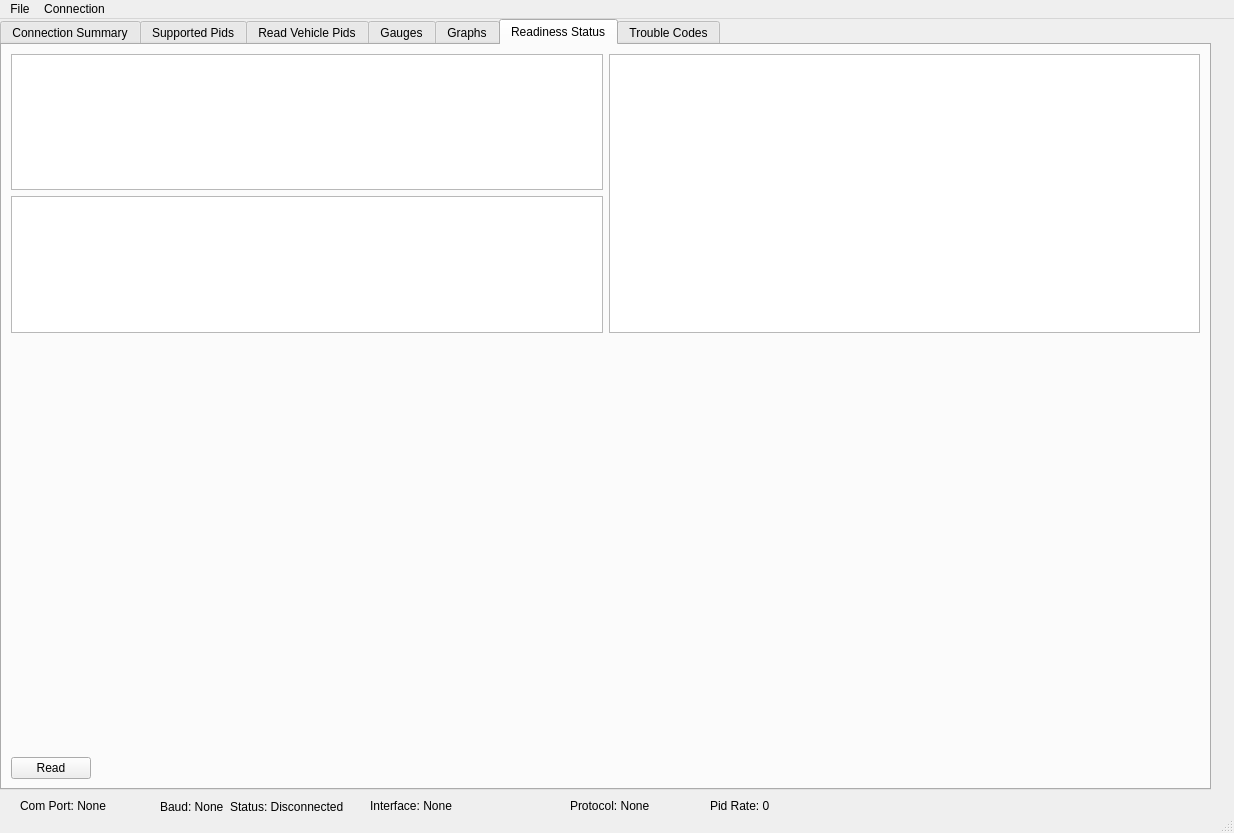
Before: the Qt Designer form mainwindow.ui in malcom2073/obdtool, drawn with Qt 5.
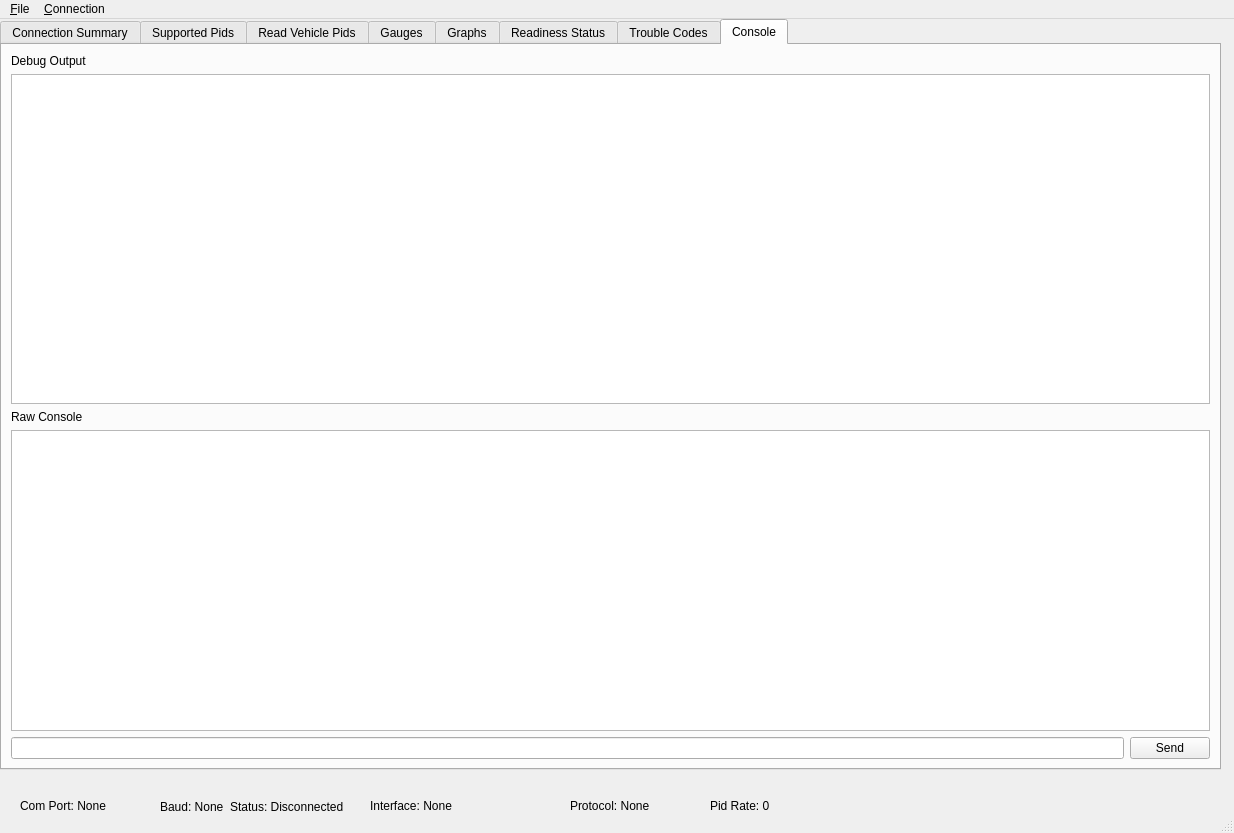
After: the same form once the commit is applied.

Diff of the .ui file:
```diff
--- a/mainwindow.ui
+++ b/mainwindow.ui
@@ -19,12 +19,12 @@
      <rect>
       <x>0</x>
       <y>0</y>
-      <width>1211</width>
-      <height>771</height>
+      <width>1221</width>
+      <height>751</height>
      </rect>
     </property>
     <property name="currentIndex">
-     <number>5</number>
+     <number>7</number>
     </property>
     <widget class="QWidget" name="tab">
      <attribute name="title">
@@ -235,6 +235,55 @@
       </property>
      </widget>
     </widget>
+    <widget class="QWidget" name="tab_6">
+     <attribute name="title">
+      <string>Console</string>
+     </attribute>
+     <layout class="QVBoxLayout" name="verticalLayout_11">
+      <item>
+       <layout class="QVBoxLayout" name="verticalLayout_9">
+        <item>
+         <widget class="QLabel" name="label">
+          <property name="text">
+           <string>Debug Output</string>
+          </property>
+         </widget>
+        </item>
+        <item>
+         <widget class="QTextBrowser" name="debugTextBrowser"/>
+        </item>
+       </layout>
+      </item>
+      <item>
+       <layout class="QVBoxLayout" name="verticalLayout_10">
+        <item>
+         <widget class="QLabel" name="label_2">
+          <property name="text">
+           <string>Raw Console</string>
+          </property>
+         </widget>
+        </item>
+        <item>
+         <widget class="QTextBrowser" name="textBrowser_2"/>
+        </item>
+        <item>
+         <layout class="QHBoxLayout" name="horizontalLayout_4">
+          <item>
+           <widget class="QLineEdit" name="rawConsoleLineEdit"/>
+          </item>
+          <item>
+           <widget class="QPushButton" name="consoleSendPushButton">
+            <property name="text">
+             <string>Send</string>
+            </property>
+           </widget>
+          </item>
+         </layout>
+        </item>
+       </layout>
+      </item>
+     </layout>
+    </widget>
    </widget>
    <widget class="QLabel" name="status_comPortLabel">
     <property name="geometry">
@@ -362,12 +411,12 @@
    </property>
    <widget class="QMenu" name="menuFile">
     <property name="title">
-     <string>File</string>
+     <string>&amp;File</string>
     </property>
    </widget>
    <widget class="QMenu" name="menuConnection">
     <property name="title">
-     <string>Connection</string>
+     <string>&amp;Connection</string>
     </property>
     <addaction name="actionConnect"/>
     <addaction name="actionSettings"/>
```
Left out of the diff: 10 changed lines with no effect on the pictures.
